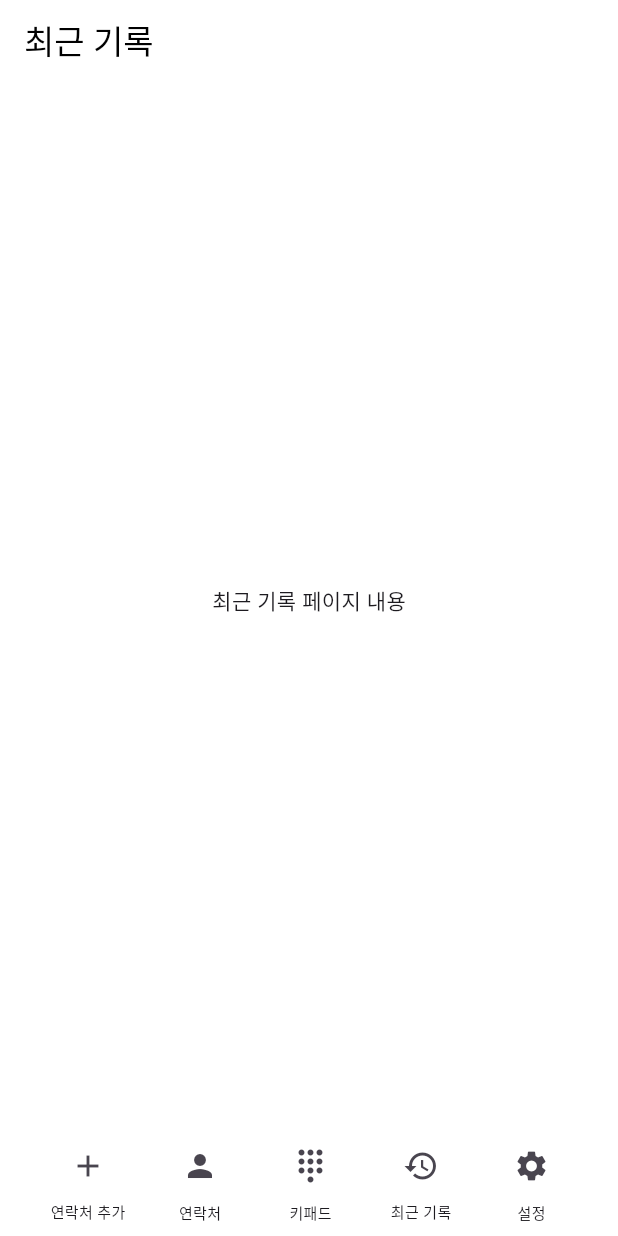
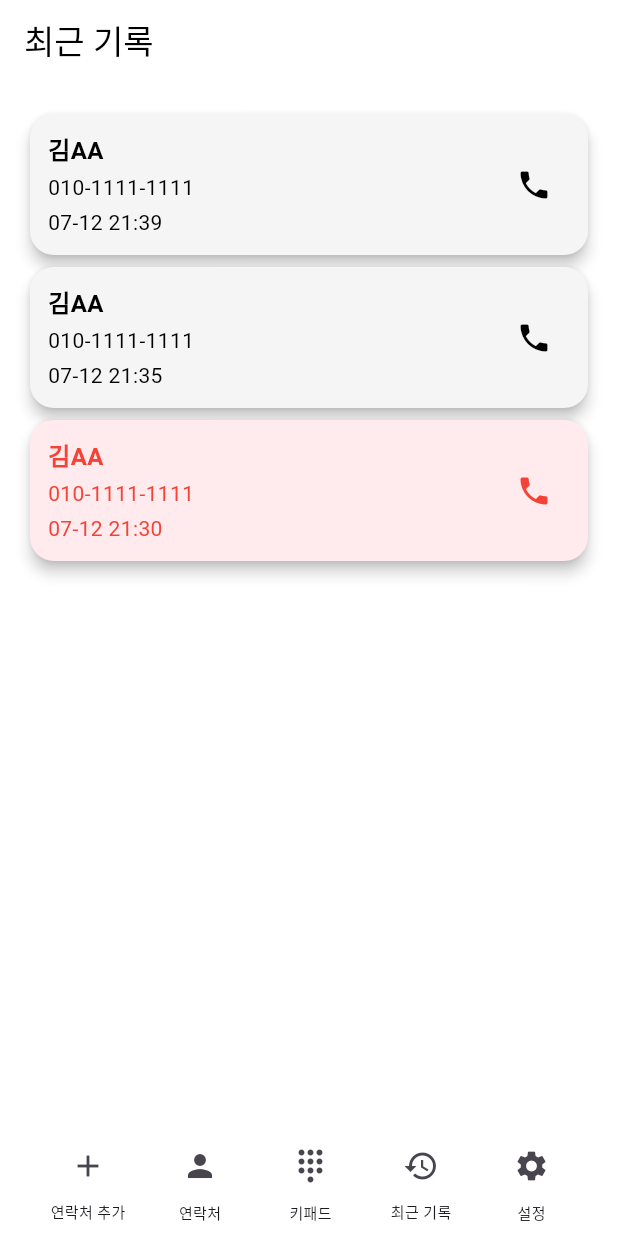
Before and after one commit to gksma/CC_frontend, a Flutter app: the SettingsPage screen opened by its route, after a tap on the "history" icon, on a phone screen of 412 x 824 dp. Run offline on Flutter 3.47's test engine with Material 3 defaults, Android fonts, the light colour scheme and no system bars; our stand-ins replace permission_handler, shared_preferences; accounts and stored records are empty.

Commit message:
[FE2#3,4] feat & design : 설정, 최근기록 페이지

```diff
--- a/lib/main.dart
+++ b/lib/main.dart
@@ -9,7 +9,7 @@ import 'page/recent_calls_page.dart';
 // import 'page/incoming_call_page.dart';
 
 void main() async {
-  WidgetsFlutterBinding.ensureInitialized(); // 플러그인 초기화
+  WidgetsFlutterBinding.ensureInitialized();
   runApp(const MyApp());
 }
 
--- a/lib/page/recent_calls_page.dart
+++ b/lib/page/recent_calls_page.dart
@@ -1,5 +1,5 @@
 import 'package:flutter/material.dart';
-import 'package:shared_preferences/shared_preferences.dart';
+import 'package:url_launcher/url_launcher.dart';
 
 class RecentCallsPage extends StatelessWidget {
   @override
@@ -15,12 +15,37 @@ class RecentCallsPage extends StatelessWidget {
             style: TextStyle(color: Colors.black),
           ),
         ),
-        automaticallyImplyLeading: false, // 뒤로가기 버튼 제거
+        automaticallyImplyLeading: false,
       ),
       body: Padding(
         padding: const EdgeInsets.all(16.0),
-        child: Center(
-          child: Text('최근 기록 페이지 내용'),
+        child: Column(
+          children: [
+            Expanded(
+              child: ListView(
+                children: [
+                  CallRecord(
+                    name: '김AA',
+                    phoneNumber: '010-1111-1111',
+                    dateTime: '07-12 21:39',
+                    isMissed: false,
+                  ),
+                  CallRecord(
+                    name: '김AA',
+                    phoneNumber: '010-1111-1111',
+                    dateTime: '07-12 21:35',
+                    isMissed: false,
+                  ),
+                  CallRecord(
+                    name: '김AA',
+                    phoneNumber: '010-1111-1111',
+                    dateTime: '07-12 21:30',
+                    isMissed: true,
+                  ),
+                ],
+              ),
+            ),
+          ],
         ),
       ),
       bottomNavigationBar: Padding(
@@ -56,9 +81,7 @@ class RecentCallsPage extends StatelessWidget {
             BottomIconButton(
               icon: Icons.history,
               label: '최근 기록',
-              onPressed: () {
-                // 현재 페이지
-              },
+              onPressed: () {},
             ),
             const Spacer(),
             BottomIconButton(
@@ -76,12 +99,90 @@ class RecentCallsPage extends StatelessWidget {
   }
 }
 
+class CallRecord extends StatelessWidget {
+  final String name;
+  final String phoneNumber;
+  final String dateTime;
+  final bool isMissed;
+
+  const CallRecord({
+    super.key,
+    required this.name,
+    required this.phoneNumber,
+    required this.dateTime,
+    required this.isMissed,
+  });
+
+  Future<void> _makePhoneCall(String phoneNumber) async {
+    final Uri url = Uri(scheme: 'tel', path: phoneNumber);
+    if (await canLaunchUrl(url)) {
+      await launchUrl(url);
+    } else {
+      throw 'Could not launch $url';
+    }
+  }
+
+  @override
+  Widget build(BuildContext context) {
+    return Card(
+      color: isMissed ? Colors.red[50] : Colors.grey[100], // 색상 설정
+      elevation: 4,
+      shape: RoundedRectangleBorder(borderRadius: BorderRadius.circular(16)),
+      child: Padding(
+        padding: const EdgeInsets.all(12.0),
+        child: Row(
+          mainAxisAlignment: MainAxisAlignment.spaceBetween,
+          children: [
+            Column(
+              crossAxisAlignment: CrossAxisAlignment.start,
+              children: [
+                Text(
+                  name,
+                  style: TextStyle(
+                    fontSize: 16,
+                    fontWeight: FontWeight.bold,
+                    color: isMissed ? Colors.red : Colors.black,
+                  ),
+                ),
+                const SizedBox(height: 3), // 간격 조정
+                Text(
+                  phoneNumber,
+                  style: TextStyle(
+                    fontSize: 14,
+                    color: isMissed ? Colors.red : Colors.black,
+                  ),
+                ),
+                const SizedBox(height: 3), // 간격 조정
+                Text(
+                  dateTime,
+                  style: TextStyle(
+                    fontSize: 14,
+                    color: isMissed ? Colors.red : Colors.black,
+                  ),
+                ),
+              ],
+            ),
+            IconButton(
+              icon: Icon(
+                Icons.phone,
+                color: isMissed ? Colors.red : Colors.black,
+              ),
+              onPressed: () => _makePhoneCall(phoneNumber),
+            ),
+          ],
+        ),
+      ),
+    );
+  }
+}
+
 class BottomIconButton extends StatelessWidget {
   final IconData icon;
   final String label;
   final VoidCallback onPressed;
 
-  const BottomIconButton({super.key,
+  const BottomIconButton({
+    super.key,
     required this.icon,
     required this.label,
     required this.onPressed,
--- a/lib/page/settings_page.dart
+++ b/lib/page/settings_page.dart
@@ -56,6 +56,30 @@ class _SettingsPageState extends State<SettingsPage> {
           ],
         ),
       );
+    } else {
+      setState(() {
+        _isCurtainCallOn = true;
+      });
+      await _saveCurtainCallState(true);
+    }
+  }
+
+  Future<void> _revokePermissions() async {
+    // 권한을 직접 취소하는 방법은 없지만, 내부적으로 상태를 취소된 것으로 처리
+    await _saveCurtainCallState(false);
+    setState(() {
+      _isCurtainCallOn = false;
+    });
+  }
+
+  Future<void> _checkAndRequestPermissions() async {
+    bool phoneGranted = await Permission.phone.isGranted;
+    bool contactsGranted = await Permission.contacts.isGranted;
+    bool cameraGranted = await Permission.camera.isGranted;
+    bool microphoneGranted = await Permission.microphone.isGranted;
+
+    if (!phoneGranted || !contactsGranted || !cameraGranted || !microphoneGranted) {
+      await _requestPermissions();
     }
   }
 
@@ -73,39 +97,29 @@ class _SettingsPageState extends State<SettingsPage> {
           ),
         ),
         automaticallyImplyLeading: false, // 뒤로가기 버튼 제거
-        actions: [
-          TextButton(
-            onPressed: () {
-              // 내 정보 편집 기능 추가
-            },
-            child: const Text(
-              '내 정보 편집',
-              style: TextStyle(color: Colors.black),
-            ),
-          ),
-        ],
       ),
       body: Padding(
         padding: const EdgeInsets.all(16.0),
         child: Column(
           children: [
-            const SizedBox(height: 15),
+            const SizedBox(height: 15), // 높이를 키움
             Center(
               child: Column(
                 children: const [
-                  Icon(Icons.person, size: 75),
-                  SizedBox(height: 10),
-                  Text('홍길동', style: TextStyle(fontSize: 18, fontWeight: FontWeight.bold)),
-                  Text('010-1234-5678', style: TextStyle(fontSize: 13)),
+                  Icon(Icons.person, size: 75), // 크기를 키움
+                  SizedBox(height: 10), // 간격 추가
+                  Text('홍길동', style: TextStyle(fontSize: 18, fontWeight: FontWeight.bold)), // 폰트 크기를 키움
+                  Text('010-1234-5678', style: TextStyle(fontSize: 13)), // 폰트 크기를 키움
                 ],
               ),
             ),
-            const SizedBox(height: 30),
+            const SizedBox(height: 30), // 높이를 키움
             Card(
+              color: Colors.grey[100], // 색상 설정
               elevation: 4,
               shape: RoundedRectangleBorder(borderRadius: BorderRadius.circular(16)),
               child: Padding(
-                padding: const EdgeInsets.all(12.0),
+                padding: const EdgeInsets.all(12.0), // 패딩을 키움
                 child: Row(
                   mainAxisAlignment: MainAxisAlignment.spaceBetween,
                   children: [
@@ -119,8 +133,10 @@ class _SettingsPageState extends State<SettingsPage> {
                     Switch(
                       value: _isCurtainCallOn, // 초기값 설정
                       onChanged: (value) async {
-                        if (value && !_isCurtainCallOn) {
-                          await _requestPermissions();
+                        if (value) {
+                          await _checkAndRequestPermissions();
+                        } else {
+                          await _revokePermissions();
                         }
                         setState(() {
                           _isCurtainCallOn = value;
```
